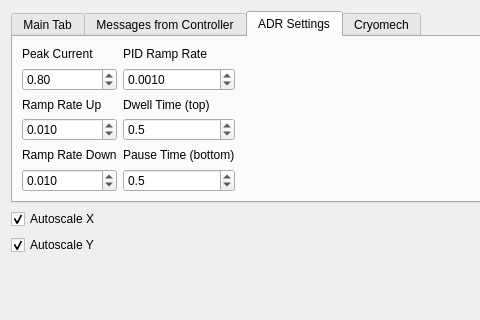
Above: ui_devel/gui.ui from ColumbiaCMB/adr_control before the change; both pictures show x 0 to 480 and y 0 to 320 of the 1138 by 834 pixel window. Below: the same form after it.
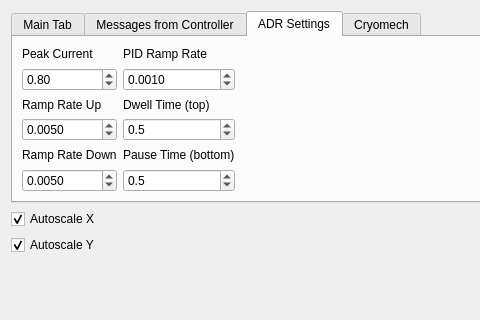
That is the form after the change. The open tabs and pages were chosen to show the change.

```diff
--- a/ui_devel/gui.ui
+++ b/ui_devel/gui.ui
@@ -784,19 +784,19 @@
            <item>
             <widget class="QDoubleSpinBox" name="ramp_rate_up_value">
              <property name="decimals">
-              <number>3</number>
+              <number>4</number>
              </property>
              <property name="minimum">
               <double>0.000000000000000</double>
              </property>
              <property name="maximum">
-              <double>0.100000000000000</double>
+              <double>0.010000000000000</double>
              </property>
              <property name="singleStep">
               <double>0.001000000000000</double>
              </property>
              <property name="value">
-              <double>0.010000000000000</double>
+              <double>0.005000000000000</double>
              </property>
             </widget>
            </item>
@@ -810,19 +810,19 @@
            <item>
             <widget class="QDoubleSpinBox" name="ramp_rate_down_value">
              <property name="decimals">
-              <number>3</number>
+              <number>4</number>
              </property>
              <property name="minimum">
               <double>0.000000000000000</double>
              </property>
              <property name="maximum">
-              <double>0.100000000000000</double>
+              <double>0.010000000000000</double>
              </property>
              <property name="singleStep">
               <double>0.001000000000000</double>
              </property>
              <property name="value">
-              <double>0.010000000000000</double>
+              <double>0.005000000000000</double>
              </property>
             </widget>
            </item>
```
Left out of the diff: 4 changed lines with no effect on the pictures.
